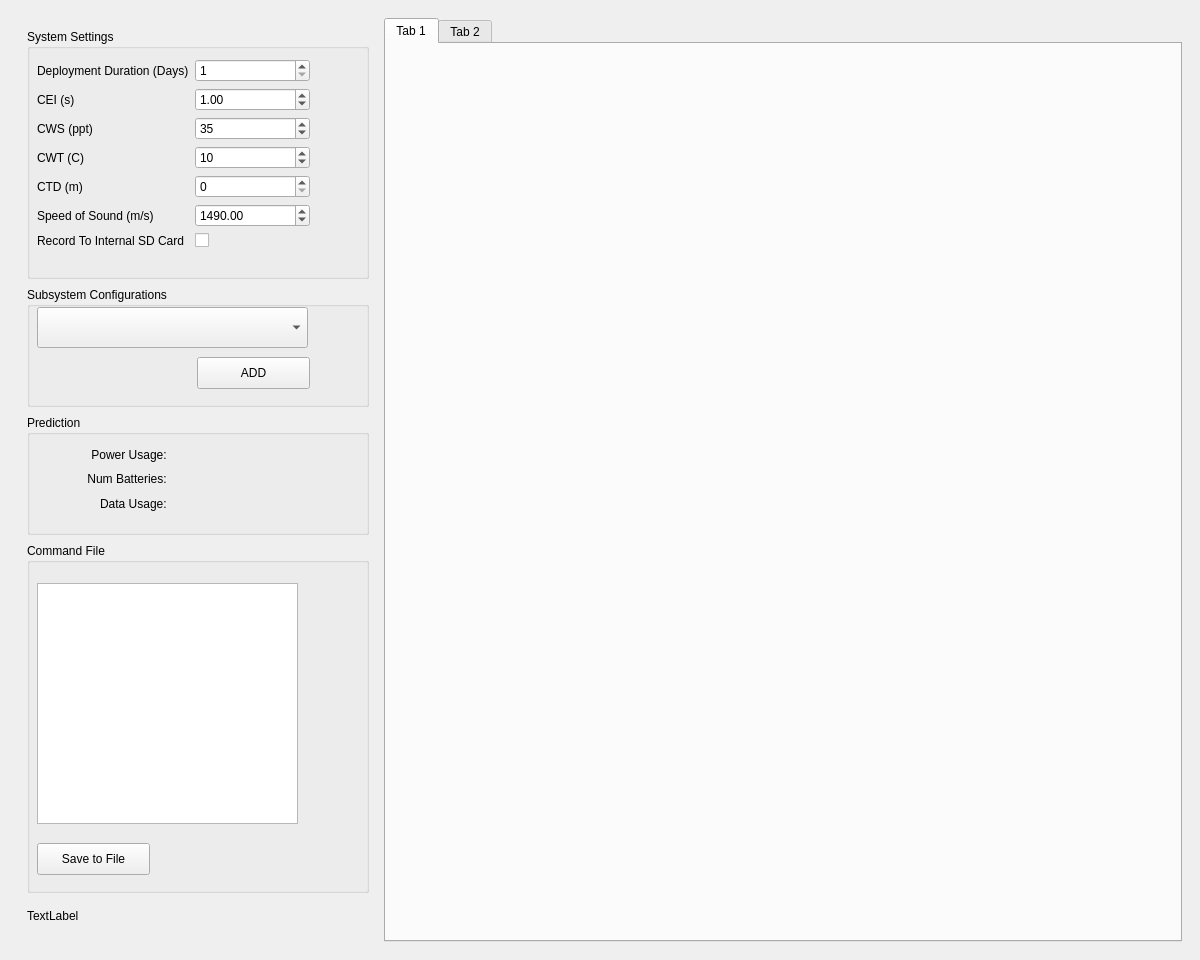
Above: PredictR_view/predictor_view.ui from ricorx7/PredictR before the change. Below: the same form after it.
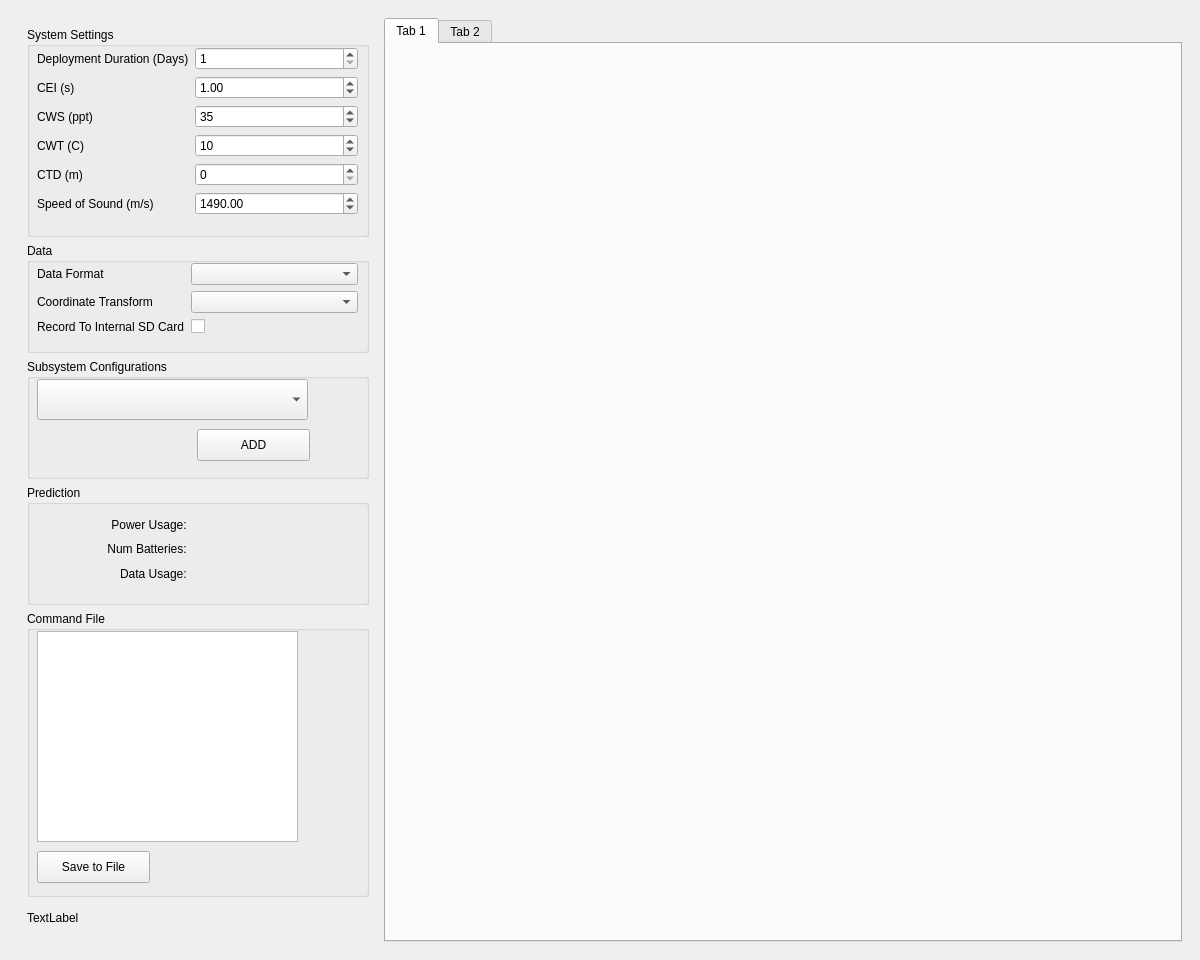
That is the form after the change.

Commit message: Added PD0 selection in the UI

The edit to the form file:
```diff
--- a/PredictR_view/predictor_view.ui
+++ b/PredictR_view/predictor_view.ui
@@ -66,6 +66,28 @@
            </size>
           </property>
           <layout class="QGridLayout" name="gridLayout_3">
+           <item row="5" column="0">
+            <widget class="QLabel" name="revLabel">
+             <property name="sizePolicy">
+              <sizepolicy hsizetype="Preferred" vsizetype="Minimum">
+               <horstretch>0</horstretch>
+               <verstretch>0</verstretch>
+              </sizepolicy>
+             </property>
+             <property name="maximumSize">
+              <size>
+               <width>16777215</width>
+               <height>30</height>
+              </size>
+             </property>
+             <property name="text">
+              <string>TextLabel</string>
+             </property>
+             <property name="margin">
+              <number>5</number>
+             </property>
+            </widget>
+           </item>
            <item row="0" column="0">
             <widget class="QGroupBox" name="groupBox">
              <property name="sizePolicy">
@@ -77,7 +99,7 @@
              <property name="maximumSize">
               <size>
                <width>16777215</width>
-               <height>250</height>
+               <height>210</height>
               </size>
              </property>
              <property name="title">
@@ -87,9 +109,9 @@
               <property name="geometry">
                <rect>
                 <x>10</x>
-                <y>30</y>
-                <width>273</width>
-                <height>191</height>
+                <y>20</y>
+                <width>321</width>
+                <height>171</height>
                </rect>
               </property>
               <layout class="QFormLayout" name="formLayout">
@@ -141,20 +163,6 @@
                  </property>
                 </widget>
                </item>
-               <item row="6" column="0">
-                <widget class="QLabel" name="label_4">
-                 <property name="text">
-                  <string>Record To Internal SD Card</string>
-                 </property>
-                </widget>
-               </item>
-               <item row="6" column="1">
-                <widget class="QCheckBox" name="cerecordCheckBox">
-                 <property name="text">
-                  <string/>
-                 </property>
-                </widget>
-               </item>
                <item row="3" column="1">
                 <widget class="QSpinBox" name="cwtSpinBox">
                  <property name="minimum">
@@ -213,7 +221,49 @@
              </widget>
             </widget>
            </item>
-           <item row="1" column="0">
+           <item row="4" column="0">
+            <widget class="QGroupBox" name="commandFileGroupBox">
+             <property name="sizePolicy">
+              <sizepolicy hsizetype="Minimum" vsizetype="Minimum">
+               <horstretch>0</horstretch>
+               <verstretch>0</verstretch>
+              </sizepolicy>
+             </property>
+             <property name="maximumSize">
+              <size>
+               <width>16777215</width>
+               <height>350</height>
+              </size>
+             </property>
+             <property name="title">
+              <string>Command File</string>
+             </property>
+             <widget class="QTextBrowser" name="commandFileTextBrowser">
+              <property name="geometry">
+               <rect>
+                <x>10</x>
+                <y>20</y>
+                <width>261</width>
+                <height>211</height>
+               </rect>
+              </property>
+             </widget>
+             <widget class="QPushButton" name="saveCommandsButton">
+              <property name="geometry">
+               <rect>
+                <x>10</x>
+                <y>240</y>
+                <width>113</width>
+                <height>32</height>
+               </rect>
+              </property>
+              <property name="text">
+               <string>Save to File</string>
+              </property>
+             </widget>
+            </widget>
+           </item>
+           <item row="2" column="0">
             <widget class="QGroupBox" name="subsystemConfigGroupBox">
              <property name="sizePolicy">
               <sizepolicy hsizetype="Preferred" vsizetype="Minimum">
@@ -255,7 +305,7 @@
              </widget>
             </widget>
            </item>
-           <item row="2" column="0">
+           <item row="3" column="0">
             <widget class="QGroupBox" name="predictionGroupBox">
              <property name="sizePolicy">
               <sizepolicy hsizetype="Preferred" vsizetype="Minimum">
@@ -277,7 +327,7 @@
                <rect>
                 <x>0</x>
                 <y>30</y>
-                <width>291</width>
+                <width>331</width>
                 <height>68</height>
                </rect>
               </property>
@@ -343,68 +393,75 @@
              </widget>
             </widget>
            </item>
-           <item row="3" column="0">
-            <widget class="QGroupBox" name="commandFileGroupBox">
-             <property name="sizePolicy">
-              <sizepolicy hsizetype="Minimum" vsizetype="Minimum">
-               <horstretch>0</horstretch>
-               <verstretch>0</verstretch>
-              </sizepolicy>
-             </property>
-             <property name="maximumSize">
-              <size>
-               <width>16777215</width>
-               <height>350</height>
-              </size>
-             </property>
-             <property name="title">
-              <string>Command File</string>
-             </property>
-             <widget class="QTextBrowser" name="commandFileTextBrowser">
-              <property name="geometry">
-               <rect>
-                <x>10</x>
-                <y>40</y>
-                <width>261</width>
-                <height>241</height>
-               </rect>
-              </property>
-             </widget>
-             <widget class="QPushButton" name="saveCommandsButton">
-              <property name="geometry">
-               <rect>
-                <x>10</x>
-                <y>300</y>
-                <width>113</width>
-                <height>32</height>
-               </rect>
-              </property>
-              <property name="text">
-               <string>Save to File</string>
-              </property>
-             </widget>
-            </widget>
-           </item>
-           <item row="4" column="0">
-            <widget class="QLabel" name="revLabel">
+           <item row="1" column="0">
+            <widget class="QGroupBox" name="dataGroupBox">
              <property name="sizePolicy">
               <sizepolicy hsizetype="Preferred" vsizetype="Minimum">
                <horstretch>0</horstretch>
                <verstretch>0</verstretch>
               </sizepolicy>
              </property>
+             <property name="minimumSize">
+              <size>
+               <width>0</width>
+               <height>0</height>
+              </size>
+             </property>
              <property name="maximumSize">
               <size>
                <width>16777215</width>
-               <height>30</height>
+               <height>110</height>
               </size>
              </property>
-             <property name="text">
-              <string>TextLabel</string>
+             <property name="title">
+              <string>Data</string>
              </property>
-             <property name="margin">
-              <number>5</number>
-             </property>
+             <widget class="QWidget" name="formLayoutWidget_2">
+              <property name="geometry">
+               <rect>
+                <x>10</x>
+                <y>20</y>
+                <width>321</width>
+                <height>81</height>
+               </rect>
+              </property>
+              <layout class="QFormLayout" name="formLayout_2">
+               <item row="1" column="0">
+                <widget class="QLabel" name="label_8">
+                 <property name="text">
+                  <string>Data Format</string>
+                 </property>
+                </widget>
+               </item>
+               <item row="2" column="0">
+                <widget class="QLabel" name="label_9">
+                 <property name="text">
+                  <string>Coordinate Transform</string>
+                 </property>
+                </widget>
+               </item>
+               <item row="3" column="0">
+                <widget class="QLabel" name="label_4">
+                 <property name="text">
+                  <string>Record To Internal SD Card</string>
+                 </property>
+                </widget>
+               </item>
+               <item row="3" column="1">
+                <widget class="QCheckBox" name="cerecordCheckBox">
+                 <property name="text">
+                  <string/>
+                 </property>
+                </widget>
+               </item>
+               <item row="1" column="1">
+                <widget class="QComboBox" name="dataFormatComboBox"/>
+               </item>
+               <item row="2" column="1">
+                <widget class="QComboBox" name="coordinateTransformComboBox"/>
+               </item>
+              </layout>
+             </widget>
             </widget>
            </item>
           </layout>
```
Left out of the diff: 2 changed lines with no effect on the pictures. The commit also changes 4 other files.
